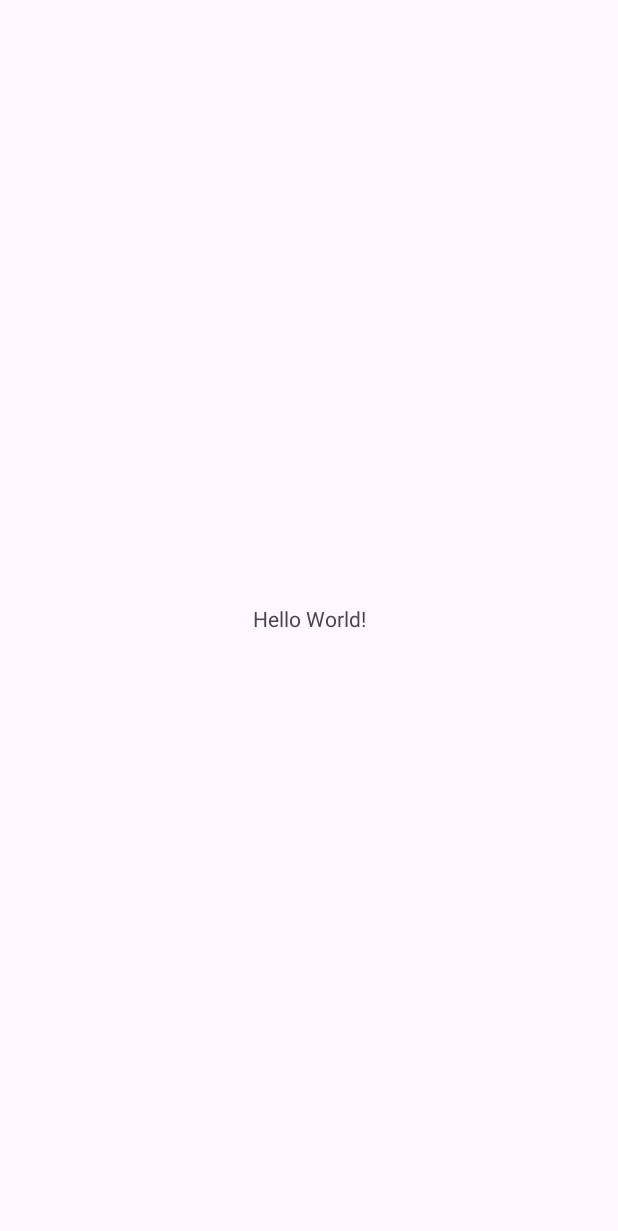
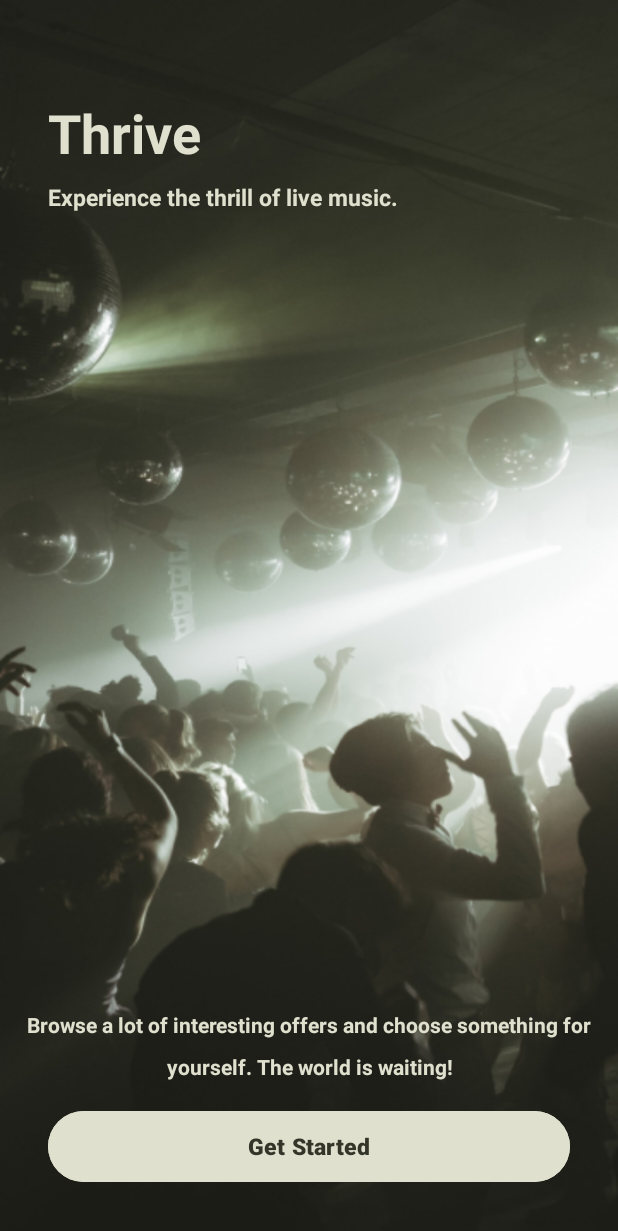
Before and after one commit to Albernameg/Thrive, an Android app: the screen it shows after launch (MainActivity before the commit, SplashScreen after it), on a phone screen of 412 x 824 dp. Before the commit the part shown is almost empty. Shown: the top 1231 px of the screen. Run offline under Robolectric (Android 15) with nearby library versions, the phone set to English and light mode, and no system bars.

Commit message:
[ADD] Splash Screen.

```diff
--- a/app/src/main/AndroidManifest.xml
+++ b/app/src/main/AndroidManifest.xml
@@ -13,7 +13,7 @@
         android:theme="@style/Theme.Thrive"
         tools:targetApi="31">
         <activity
-            android:name=".MainActivity"
+            android:name=".SplashScreen"
             android:exported="true">
             <intent-filter>
                 <action android:name="android.intent.action.MAIN" />
--- a/app/src/main/java/com/example/thrive/MainActivity.kt
+++ b/app/src/main/java/com/example/thrive/SplashScreen.kt
@@ -3,7 +3,7 @@ package com.example.thrive
 import androidx.appcompat.app.AppCompatActivity
 import android.os.Bundle
 
-class MainActivity : AppCompatActivity() {
+class SplashScreen : AppCompatActivity() {
     override fun onCreate(savedInstanceState: Bundle?) {
         super.onCreate(savedInstanceState)
         setContentView(R.layout.activity_main)
--- a/app/src/main/res/layout/activity_main.xml
+++ b/app/src/main/res/layout/activity_main.xml
@@ -4,15 +4,60 @@
     xmlns:tools="http://schemas.android.com/tools"
     android:layout_width="match_parent"
     android:layout_height="match_parent"
-    tools:context=".MainActivity">
+    android:background="@drawable/background"
+    tools:context=".SplashScreen">
+
+    <TextView
+        android:id="@+id/splash_app_name_text"
+        style="@style/text_36"
+        android:layout_width="wrap_content"
+        android:layout_height="wrap_content"
+        android:layout_marginStart="32dp"
+        android:layout_marginTop="64dp"
+        android:text="@string/app_name"
+        android:textColor="@color/pearl_white"
+        app:layout_constraintStart_toStartOf="parent"
+        app:layout_constraintTop_toTopOf="parent" />
+
+    <TextView
+        android:id="@+id/splash_description_text"
+        style="@style/text_15"
+        android:layout_width="wrap_content"
+        android:layout_height="wrap_content"
+        android:layout_marginTop="8dp"
+        android:text="@string/splash_description"
+        android:textColor="@color/pearl_white"
+        app:layout_constraintStart_toStartOf="@id/splash_app_name_text"
+        app:layout_constraintTop_toBottomOf="@id/splash_app_name_text" />
+
+    <Button
+        android:id="@+id/splash_start_button"
+        style="@style/text_15"
+        android:layout_width="0dp"
+        android:layout_height="55dp"
+        android:layout_marginStart="32dp"
+        android:layout_marginEnd="32dp"
+        android:layout_marginBottom="32dp"
+        android:backgroundTint="@color/pearl_white"
+        android:text="@string/get_started"
+        android:textColor="@color/olive_green"
+        app:layout_constraintBottom_toBottomOf="parent"
+        app:layout_constraintEnd_toEndOf="parent"
+        app:layout_constraintStart_toStartOf="parent" />
 
     <TextView
         android:layout_width="wrap_content"
         android:layout_height="wrap_content"
-        android:text="Hello World!"
-        app:layout_constraintBottom_toBottomOf="parent"
-        app:layout_constraintEnd_toEndOf="parent"
-        app:layout_constraintStart_toStartOf="parent"
-        app:layout_constraintTop_toTopOf="parent" />
+        android:layout_marginStart="64dp"
+        android:layout_marginEnd="64dp"
+        android:layout_marginBottom="16dp"
+        android:lineSpacingExtra="12sp"
+        android:text="@string/slogan"
+        android:textAlignment="center"
+        android:textColor="@color/pearl_white"
+        android:textStyle="bold"
+        app:layout_constraintBottom_toTopOf="@id/splash_start_button"
+        app:layout_constraintEnd_toEndOf="@id/splash_start_button"
+        app:layout_constraintStart_toStartOf="@id/splash_start_button" />
 
 </androidx.constraintlayout.widget.ConstraintLayout>
--- a/app/src/main/res/values/strings.xml
+++ b/app/src/main/res/values/strings.xml
@@ -1,3 +1,6 @@
 <resources>
     <string name="app_name">Thrive</string>
+    <string name="splash_description">Experience the thrill of live music.</string>
+    <string name="get_started">Get Started</string>
+    <string name="slogan">Browse a lot of interesting offers and choose something for yourself. The world is waiting!</string>
 </resources>
```
Also changed, not shown: app/src/main/res/drawable/background.jpg (added).
